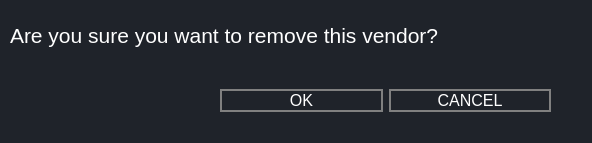
Qt form ui/RemoveVendorDialog.ui (aanushri9/Counter-Harvesting-5.1) before a commit.
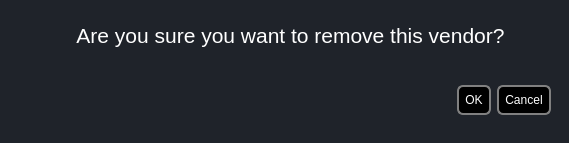
The same form after that commit.

The edit to the form file:
```diff
--- a/ui/RemoveVendorDialog.ui
+++ b/ui/RemoveVendorDialog.ui
@@ -6,7 +6,7 @@
    <rect>
     <x>0</x>
     <y>0</y>
-    <width>592</width>
+    <width>569</width>
     <height>143</height>
    </rect>
   </property>
@@ -35,7 +35,7 @@
 padding: 5px 10px;
 
 border-top-left-radius:5px;
-border-bottom-left-radius:5px;
+border-botton-left-radius:5px;
 }
 QDialog{
 background-color:#1f232a;;
@@ -56,7 +56,6 @@
     <font>
      <family>MS Shell Dlg 2</family>
      <pointsize>16</pointsize>
-     <weight>50</weight>
      <italic>false</italic>
      <bold>false</bold>
     </font>
@@ -67,6 +66,9 @@
    <property name="text">
     <string>Are you sure you want to remove this vendor?</string>
    </property>
+   <property name="alignment">
+    <set>Qt::AlignCenter</set>
+   </property>
   </widget>
   <widget class="QWidget" name="widget" native="true">
    <property name="geometry">
@@ -89,26 +91,27 @@
    </property>
    <layout class="QHBoxLayout" name="horizontalLayout">
     <item>
-     <widget class="QPushButton" name="pushButton">
-      <property name="font">
-       <font>
-        <pointsize>12</pointsize>
-       </font>
+     <widget class="QDialogButtonBox" name="buttonBox">
+      <property name="enabled">
+       <bool>true</bool>
       </property>
-      <property name="text">
-       <string>OK</string>
+      <property name="autoFillBackground">
+       <bool>false</bool>
       </property>
-     </widget>
-    </item>
-    <item>
-     <widget class="QPushButton" name="pushButton_2">
-      <property name="font">
-       <font>
-        <pointsize>12</pointsize>
-       </font>
+      <property name="styleSheet">
+       <string notr="true">border: 2px solid grey;
+border-radius: 6px;
+background-color: #000000;
+padding: 6px;</string>
       </property>
-      <property name="text">
-       <string>CANCEL</string>
+      <property name="orientation">
+       <enum>Qt::Horizontal</enum>
+      </property>
+      <property name="standardButtons">
+       <set>QDialogButtonBox::Cancel|QDialogButtonBox::Ok</set>
+      </property>
+      <property name="centerButtons">
+       <bool>false</bool>
       </property>
      </widget>
     </item>
```
